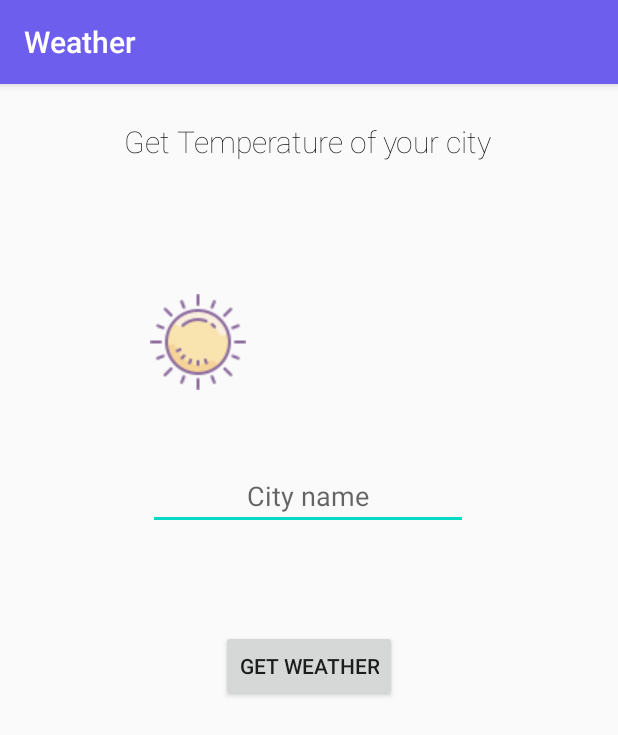
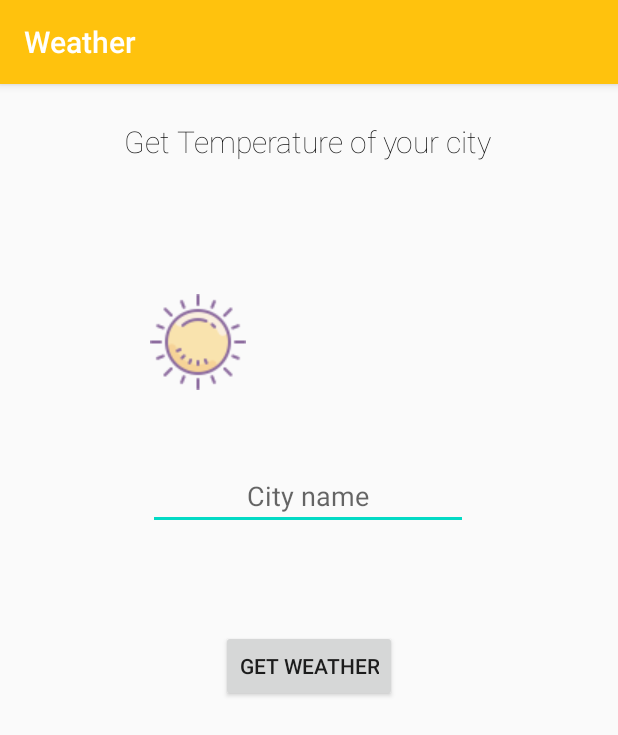
Before and after one commit to MohitpanwarO9/WeatherAPP, an Android app: the screen it shows after launch (MainActivity), on a phone screen of 412 x 824 dp. Shown: the top 735 px of the screen. Run offline under Robolectric (Android 15) with nearby library versions, the phone set to English and light mode, and no system bars.

Commit message:
changed background & designed button added on enter search on soft keyword

```diff
--- a/app/src/main/res/values/colors.xml
+++ b/app/src/main/res/values/colors.xml
@@ -1,6 +1,7 @@
 <?xml version="1.0" encoding="utf-8"?>
 <resources>
-    <color name="colorPrimary">#6d5eed</color>
-    <color name="colorPrimaryDark">#5847eb</color>
+    <color name="colorPrimaryDark">#988A05</color>
+    <color name="colorPrimary">#FFC20D</color>
     <color name="colorAccent">#03DAC5</color>
+    <color name="white">#ffffff</color>
 </resources>
```
